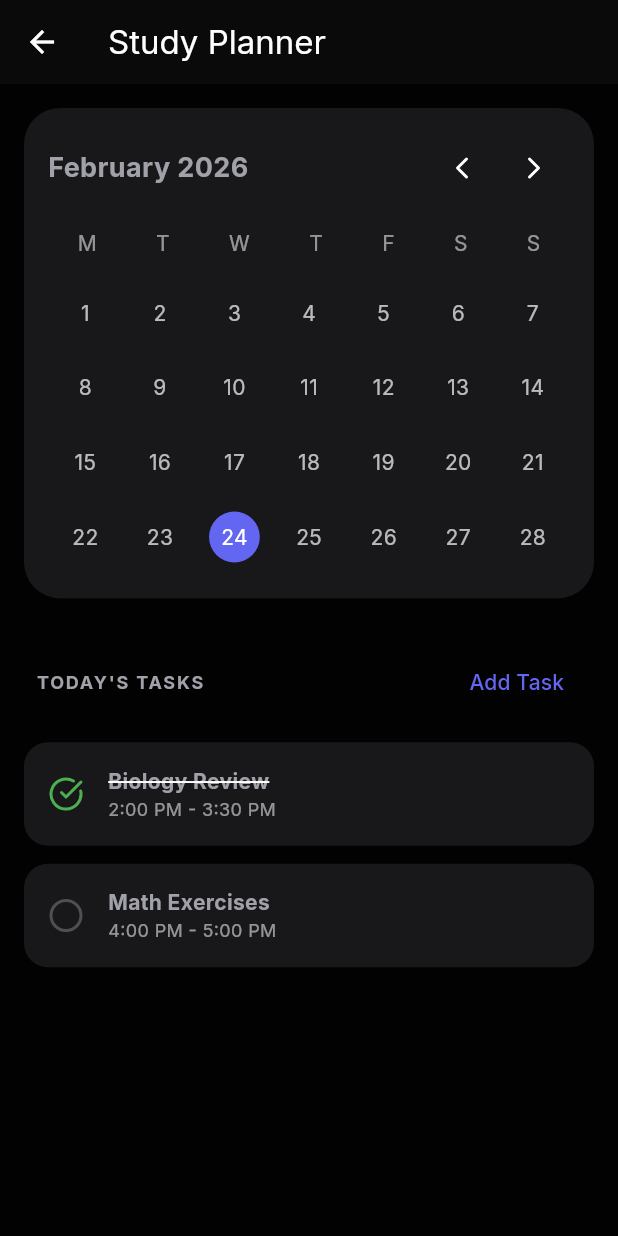
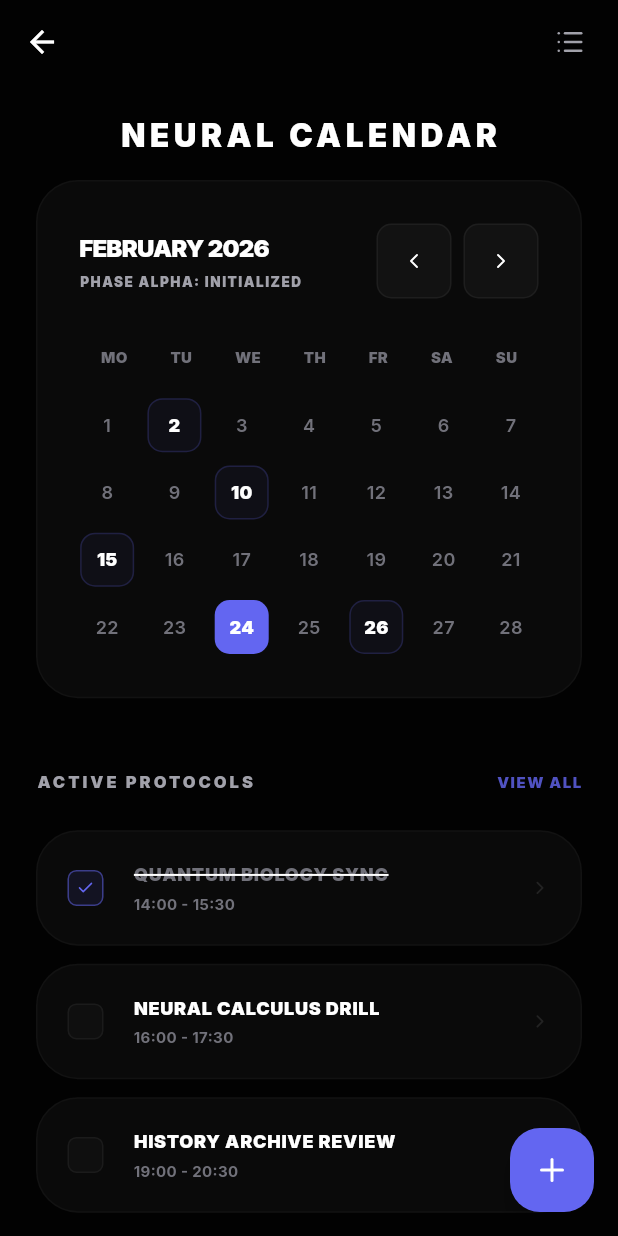
Before and after one commit to daxp472/EduMind, a Flutter app: the PlannerCalendarScreen screen opened by its route, on a phone screen of 412 x 824 dp. Run offline on Flutter 3.47's test engine with Material 3 defaults, Android fonts, the phone set to English and light mode, and no system bars; drawn by our look-alikes of flutter_animate; our stand-ins replace dio, flutter_secure_storage, google_fonts, lucide_icons; accounts and stored records are empty.

Commit message:
feat: implement study planner calendar view

```diff
--- a/App/lib/screens/study/planner_calendar.dart
+++ b/App/lib/screens/study/planner_calendar.dart
@@ -1,6 +1,9 @@
 import 'package:flutter/material.dart';
 import 'package:lucide_icons/lucide_icons.dart';
 import '../../core/constants.dart';
+import '../../core/app_colors.dart';
+import '../../widgets/premium_card.dart';
+import 'package:flutter_animate/flutter_animate.dart';
 
 class PlannerCalendarScreen extends StatelessWidget {
   const PlannerCalendarScreen({super.key});
@@ -8,107 +11,253 @@ class PlannerCalendarScreen extends StatelessWidget {
   @override
   Widget build(BuildContext context) {
     return Scaffold(
-      appBar: AppBar(title: const Text('Study Planner')),
-      body: Column(
+      backgroundColor: AppColors.background,
+      body: CustomScrollView(
+        physics: const BouncingScrollPhysics(),
+        slivers: [
+          SliverAppBar(
+            expandedHeight: 120.0,
+            floating: true,
+            pinned: true,
+            elevation: 0,
+            backgroundColor: AppColors.background.withOpacity(0.9),
+            flexibleSpace: const FlexibleSpaceBar(
+              title: Text(
+                'NEURAL CALENDAR',
+                style: TextStyle(
+                  fontSize: 14,
+                  fontWeight: FontWeight.w900,
+                  letterSpacing: 2.0,
+                  color: Colors.white,
+                ),
+              ),
+              centerTitle: true,
+            ),
+            actions: [
+              IconButton(
+                icon: const Icon(LucideIcons.list, size: 20, color: AppColors.textSecondary),
+                onPressed: () {},
+              ),
+              const SizedBox(width: 8),
+            ],
+          ),
+          SliverToBoxAdapter(
+            child: Padding(
+              padding: const EdgeInsets.symmetric(horizontal: 24.0),
+              child: Column(
+                crossAxisAlignment: CrossAxisAlignment.start,
                 children: [
-          // Simplified Calendar View
-          Container(
-            padding: const EdgeInsets.all(16),
-            margin: const EdgeInsets.all(16),
-            decoration: BoxDecoration(
-              color: AppConstants.surfaceColor,
-              borderRadius: BorderRadius.circular(24),
+                  _buildCalendarBody(context),
+                  const SizedBox(height: 48),
+                  _buildSectionHeader('ACTIVE PROTOCOLS'),
+                  const SizedBox(height: 24),
+                  _buildTaskList(),
+                  const SizedBox(height: 120),
+                ],
               ),
+            ),
+          ),
+        ],
+      ),
+      floatingActionButton: FloatingActionButton(
+        onPressed: () {},
+        backgroundColor: AppColors.primary,
+        shape: RoundedRectangleBorder(borderRadius: BorderRadius.circular(20)),
+        child: const Icon(LucideIcons.plus, color: Colors.white),
+      ).animate().scale(delay: 600.ms, curve: Curves.elasticOut),
+    );
+  }
+
+  Widget _buildSectionHeader(String title) {
+    return Row(
+      mainAxisAlignment: MainAxisAlignment.spaceBetween,
+      children: [
+        Text(
+          title,
+          style: const TextStyle(
+            fontSize: 11,
+            fontWeight: FontWeight.w900,
+            letterSpacing: 2.0,
+            color: AppColors.textSecondary,
+          ),
+        ),
+        Text(
+          'VIEW ALL',
+          style: TextStyle(
+            fontSize: 10,
+            fontWeight: FontWeight.w900,
+            color: AppColors.primary.withOpacity(0.8),
+            letterSpacing: 1.0,
+          ),
+        ),
+      ],
+    ).animate().fadeIn().slideX(begin: -0.1);
+  }
+
+  Widget _buildCalendarBody(BuildContext context) {
+    return PremiumCard(
+      padding: const EdgeInsets.all(28),
       child: Column(
         children: [
           Row(
             mainAxisAlignment: MainAxisAlignment.spaceBetween,
             children: [
-                    const Text('February 2026', style: TextStyle(fontWeight: FontWeight.bold, fontSize: 18)),
+              const Column(
+                crossAxisAlignment: CrossAxisAlignment.start,
+                children: [
+                  Text(
+                    'FEBRUARY 2026',
+                    style: TextStyle(
+                      fontWeight: FontWeight.w900,
+                      fontSize: 16,
+                      letterSpacing: -0.5,
+                      color: Colors.white,
+                    ),
+                  ),
+                  SizedBox(height: 4),
+                  Text(
+                    'PHASE ALPHA: INITIALIZED',
+                    style: TextStyle(
+                      color: AppColors.textSecondary,
+                      fontSize: 9,
+                      fontWeight: FontWeight.w900,
+                      letterSpacing: 1.0,
+                    ),
+                  ),
+                ],
+              ),
               Row(
                 children: [
-                        IconButton(icon: const Icon(LucideIcons.chevronLeft), onPressed: () {}),
-                        IconButton(icon: const Icon(LucideIcons.chevronRight), onPressed: () {}),
+                  _buildNavIconButton(LucideIcons.chevronLeft),
+                  const SizedBox(width: 8),
+                  _buildNavIconButton(LucideIcons.chevronRight),
                 ],
               ),
             ],
           ),
-                const SizedBox(height: 16),
-                // Days of week
+          const SizedBox(height: 32),
           Row(
             mainAxisAlignment: MainAxisAlignment.spaceAround,
-                  children: ['M', 'T', 'W', 'T', 'F', 'S', 'S'].map((d) => Text(d, style: const TextStyle(color: Colors.white54))).toList(),
+            children: ['MO', 'TU', 'WE', 'TH', 'FR', 'SA', 'SU'].map((d) => Text(d, style: const TextStyle(color: AppColors.textMuted, fontSize: 10, fontWeight: FontWeight.w900))).toList(),
           ),
-                const SizedBox(height: 12),
-                // Simple placeholder for dates
+          const SizedBox(height: 20),
           GridView.builder(
             shrinkWrap: true,
             physics: const NeverScrollableScrollPhysics(),
-                  gridDelegate: const SliverGridDelegateWithFixedCrossAxisCount(crossAxisCount: 7),
+            gridDelegate: const SliverGridDelegateWithFixedCrossAxisCount(
+              crossAxisCount: 7,
+              mainAxisSpacing: 8,
+              crossAxisSpacing: 8,
+            ),
             itemCount: 28,
             itemBuilder: (context, index) {
               final isToday = index + 1 == 24;
+              final hasEvent = [2, 10, 15, 24, 26].contains(index + 1);
               return Center(
                 child: Container(
-                        padding: const EdgeInsets.all(8),
+                  width: 36,
+                  height: 36,
                   decoration: BoxDecoration(
-                          color: isToday ? AppConstants.primaryColor : Colors.transparent,
-                          shape: BoxShape.circle,
+                    color: isToday ? AppColors.primary : (hasEvent ? AppColors.primary.withOpacity(0.05) : Colors.transparent),
+                    borderRadius: BorderRadius.circular(10),
+                    border: hasEvent && !isToday ? Border.all(color: AppColors.primary.withOpacity(0.2)) : null,
                   ),
-                        child: Text('${index + 1}', style: TextStyle(color: isToday ? Colors.white : Colors.white70)),
+                  child: Center(
+                    child: Text(
+                      '${index + 1}',
+                      style: TextStyle(
+                        color: isToday ? Colors.white : (hasEvent ? Colors.white : AppColors.textMuted),
+                        fontWeight: (isToday || hasEvent) ? FontWeight.w900 : FontWeight.w600,
+                        fontSize: 12,
+                      ),
+                    ),
+                  ),
                 ),
               );
             },
           ),
         ],
       ),
+    ).animate().fadeIn(duration: 600.ms).slideY(begin: 0.1);
+  }
+
+  Widget _buildNavIconButton(IconData icon) {
+    return Container(
+      decoration: BoxDecoration(
+        color: Colors.white.withOpacity(0.03),
+        borderRadius: BorderRadius.circular(10),
+        border: Border.all(color: Colors.white.withOpacity(0.05)),
       ),
-          const SizedBox(height: 16),
-          Padding(
-            padding: const EdgeInsets.symmetric(horizontal: 24),
+      child: IconButton(
+        icon: Icon(icon, size: 16, color: Colors.white),
+        onPressed: () {},
+        padding: const EdgeInsets.all(8),
+        constraints: const BoxConstraints(),
+      ),
+    );
+  }
+
+  Widget _buildTaskList() {
+    final tasks = [
+      {'title': 'QUANTUM BIOLOGY SYNC', 'time': '14:00 - 15:30', 'done': true},
+      {'title': 'NEURAL CALCULUS DRILL', 'time': '16:00 - 17:30', 'done': false},
+      {'title': 'HISTORY ARCHIVE REVIEW', 'time': '19:00 - 20:30', 'done': false},
+    ];
+
+    return Column(
+      children: tasks.asMap().entries.map((entry) {
+        final index = entry.key;
+        final task = entry.value;
+        final isDone = task['done'] as bool;
+        return Padding(
+          padding: const EdgeInsets.only(bottom: 12),
+          child: PremiumCard(
+            padding: const EdgeInsets.all(20),
             child: Row(
-              mainAxisAlignment: MainAxisAlignment.spaceBetween,
               children: [
-                const Text('TODAY\'S TASKS', style: TextStyle(fontWeight: FontWeight.bold, fontSize: 12, letterSpacing: 1.2)),
-                TextButton(onPressed: () {}, child: const Text('Add Task')),
-              ],
+                Container(
+                  width: 24,
+                  height: 24,
+                  decoration: BoxDecoration(
+                    color: isDone ? AppColors.primary.withOpacity(0.1) : Colors.white.withOpacity(0.02),
+                    borderRadius: BorderRadius.circular(6),
+                    border: Border.all(color: isDone ? AppColors.primary.withOpacity(0.5) : Colors.white.withOpacity(0.05)),
+                  ),
+                  child: isDone ? const Center(child: Icon(LucideIcons.check, size: 12, color: AppColors.primary)) : null,
+                ),
+                const SizedBox(width: 20),
+                Expanded(
+                  child: Column(
+                    crossAxisAlignment: CrossAxisAlignment.start,
+                    children: [
+                      Text(
+                        task['title'] as String,
+                        style: TextStyle(
+                          fontWeight: FontWeight.w900,
+                          fontSize: 12,
+                          letterSpacing: 0.5,
+                          color: isDone ? AppColors.textMuted : Colors.white,
+                          decoration: isDone ? TextDecoration.lineThrough : null,
                         ),
                       ),
-          Expanded(
-            child: ListView(
-              padding: const EdgeInsets.all(16),
-              children: [
-                _buildTaskItem('Biology Review', '2:00 PM - 3:30 PM', true),
-                _buildTaskItem('Math Exercises', '4:00 PM - 5:00 PM', false),
-              ],
+                      const SizedBox(height: 4),
+                      Text(
+                        task['time'] as String,
+                        style: const TextStyle(
+                          color: AppColors.textMuted,
+                          fontSize: 10,
+                          fontWeight: FontWeight.bold,
                         ),
                       ),
                     ],
                   ),
-    );
-  }
-
-  Widget _buildTaskItem(String title, String time, bool isDone) {
-    return Container(
-      margin: const EdgeInsets.only(bottom: 12),
-      padding: const EdgeInsets.all(16),
-      decoration: BoxDecoration(
-        color: AppConstants.surfaceColor,
-        borderRadius: BorderRadius.circular(16),
                 ),
-      child: Row(
-        children: [
-          Icon(isDone ? LucideIcons.checkCircle : LucideIcons.circle, color: isDone ? Colors.green : Colors.white24),
-          const SizedBox(width: 16),
-          Column(
-            crossAxisAlignment: CrossAxisAlignment.start,
-            children: [
-              Text(title, style: TextStyle(fontWeight: FontWeight.bold, decoration: isDone ? TextDecoration.lineThrough : null)),
-              Text(time, style: const TextStyle(color: Colors.white54, fontSize: 12)),
+                const Icon(LucideIcons.chevronRight, size: 14, color: Colors.white10),
               ],
             ),
-        ],
           ),
+        ).animate().fadeIn(delay: (400 + index * 50).ms).slideX(begin: 0.05);
+      }).toList(),
     );
   }
 }
```
Lines whose indentation alone changed are shown as unchanged.
